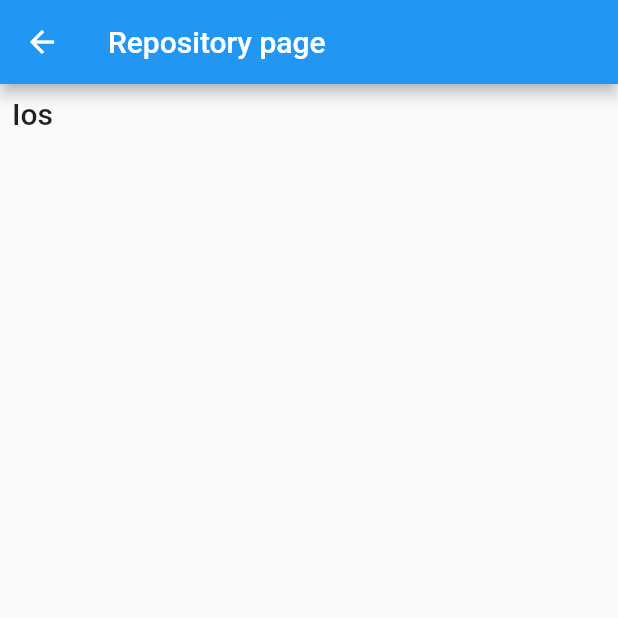
After one commit to chemaxa/demo_shop, a Flutter app: the screen it shows after launch, after a tap on "Ios", on a phone screen of 412 x 824 dp, the top half of it. The commit adds this screen. Run offline on Flutter 3.47's test engine with Material 2 defaults, Android fonts, the phone set to English and light mode, and no system bars.

Commit message:
Refactoring app

```diff
--- a/lib/entities/product.dart
+++ /dev/null
@@ -1,7 +0,0 @@
-class Product {
-  final String name;
-  final double price;
-  final String description;
-
-  Product({this.name, this.price, this.description});
-}
--- /dev/null
+++ b/lib/entities/repository.dart
@@ -0,0 +1,5 @@
+class Repository {
+  final String name;
+
+  Repository({this.name});
+}
--- a/lib/main.dart
+++ b/lib/main.dart
@@ -1,56 +1,53 @@
-import 'package:demo_shop/pages/product.dart';
-import 'package:demo_shop/pages/products_list.dart';
+import 'package:demo_shop/pages/repository.dart';
+import 'package:demo_shop/pages/repositories_list.dart';
 import 'package:flutter/material.dart';
-import 'package:demo_shop/entities/product.dart';
+import 'package:demo_shop/entities/repository.dart';
 
-main() => runApp(DemoShopApp());
+main() => runApp(DemoGuthubApp());
 
-class DemoShopApp extends StatefulWidget {
-  @override
-  State<StatefulWidget> createState() => _DemoShopAppState();
-}
+class DemoGuthubApp extends StatelessWidget {
+  final repositories = [Repository(name: 'Ios'), Repository(name: 'Android')];
 
-class _DemoShopAppState extends State<DemoShopApp> {
-  List<Product> products = [
-    Product(name: 'Book', description: 'Very interesting book', price: 12.23),
-    Product(
-        name: 'Car', description: 'Desription of the car BMW', price: 1022.35),
-    Product(
-        name: 'Phone', description: 'Description for the IPhone', price: 345.76)
-  ];
+  Function _navigateToRepositoryPage(BuildContext context) =>
+      (Repository repository) {
+        Navigator.pushNamed(context, RepositoryPage.routeName,
+            arguments:
+                repositories.firstWhere((e) => e.name == repository.name));
+      };
 
   @override
   Widget build(BuildContext context) {
     return MaterialApp(
-      title: 'Demo Shop',
+      title: 'Demo Github App',
       theme: ThemeData(
         primarySwatch: Colors.blue,
         visualDensity: VisualDensity.adaptivePlatformDensity,
       ),
-      home: Navigator(
-        pages: [
-          MaterialPage(
-            key: ValueKey('ProductsListPage'),
-            child: ProductsListPage(
-              products: products,
-              onTap: (Product product) {},
+      routes: <String, WidgetBuilder>{
+        RepositoriesListPage.routeName: (c) => RepositoriesListPage(
+              repositories: repositories,
+              onTap: _navigateToRepositoryPage(c),
             ),
-          ),
-          ProductPage(product: products[1])
-        ],
-        onPopPage: (route, result) {
-          if (!route.didPop(result)) {
-            return false;
-          }
-
-          // // Update the list of pages by setting _selectedBook to null
-          // setState(() {
-          //   _selectedBook = null;
-          // });
-
-          return true;
-        },
-      ),
+      },
+      onGenerateRoute: (RouteSettings settings) {
+        String routeName = settings.name;
+        switch (routeName) {
+          case RepositoryPage.routeName:
+            return MaterialPageRoute(
+                builder: (c) => RepositoryPage(
+                      repo: settings.arguments,
+                    ));
+          default:
+            {
+              return MaterialPageRoute(
+                builder: (c) => RepositoriesListPage(
+                  repositories: repositories,
+                  onTap: _navigateToRepositoryPage(c),
+                ),
+              );
+            }
+        }
+      },
     );
   }
 }
--- a/lib/pages/index.dart
+++ b/lib/pages/index.dart
@@ -1,3 +1,2 @@
-export 'cart.dart';
-export 'product.dart';
-export 'products_list.dart';
+export 'repository.dart';
+export 'repositories_list.dart';
--- a/lib/pages/product.dart
+++ /dev/null
@@ -1,18 +0,0 @@
-import 'package:demo_shop/entities/product.dart';
-import 'package:demo_shop/pages/product_detail.dart';
-import 'package:flutter/material.dart';
-
-class ProductPage extends Page {
-  final Product product;
-
-  ProductPage({this.product}) : super(key: ValueKey(product));
-
-  Route createRoute(BuildContext context) {
-    return MaterialPageRoute(
-      settings: this,
-      builder: (BuildContext context) {
-        return ProductDetailsScreen(product: product);
-      },
-    );
-  }
-}
--- /dev/null
+++ b/lib/pages/repositories_list.dart
@@ -0,0 +1,26 @@
+import 'package:demo_shop/entities/repository.dart';
+import 'package:flutter/material.dart';
+
+class RepositoriesListPage extends StatelessWidget {
+  final List<Repository> repositories;
+  final Function onTap;
+  static const String routeName = '/repositories';
+
+  RepositoriesListPage({this.repositories, this.onTap});
+
+  @override
+  Widget build(BuildContext context) {
+    return Scaffold(
+      appBar: AppBar(),
+      body: ListView(
+        children: [
+          for (var repo in repositories)
+            ListTile(
+              title: Text(repo.name),
+              onTap: () => onTap(repo),
+            )
+        ],
+      ),
+    );
+  }
+}
--- /dev/null
+++ b/lib/pages/repository.dart
@@ -0,0 +1,15 @@
+import 'package:demo_shop/entities/repository.dart';
+import 'package:demo_shop/screens/repository_info.dart';
+import 'package:flutter/material.dart';
+
+class RepositoryPage extends StatelessWidget {
+  final Repository repo;
+  static const String routeName = '/repository-page';
+
+  RepositoryPage({this.repo});
+
+  @override
+  Widget build(BuildContext context) {
+    return RepositoryInfoScreen(repository: repo);
+  }
+}
--- /dev/null
+++ b/lib/screens/repository_info.dart
@@ -0,0 +1,28 @@
+import 'package:flutter/material.dart';
+import 'package:demo_shop/entities/repository.dart';
+
+class RepositoryInfoScreen extends StatelessWidget {
+  final Repository repository;
+
+  RepositoryInfoScreen({
+    @required this.repository,
+  });
+
+  @override
+  Widget build(BuildContext context) {
+    return Scaffold(
+      appBar: AppBar(
+        title: Text('Repository page'),
+      ),
+      body: Padding(
+        padding: const EdgeInsets.all(8.0),
+        child: Column(
+          crossAxisAlignment: CrossAxisAlignment.start,
+          children: [
+            Text(repository.name, style: Theme.of(context).textTheme.headline6),
+          ],
+        ),
+      ),
+    );
+  }
+}
```
Also changed, not shown: lib/pages/cart.dart (deleted, +0 -8 lines), lib/pages/product_detail.dart (deleted, +0 -32 lines), lib/pages/products_list.dart (deleted, +0 -34 lines), 1 other file.
